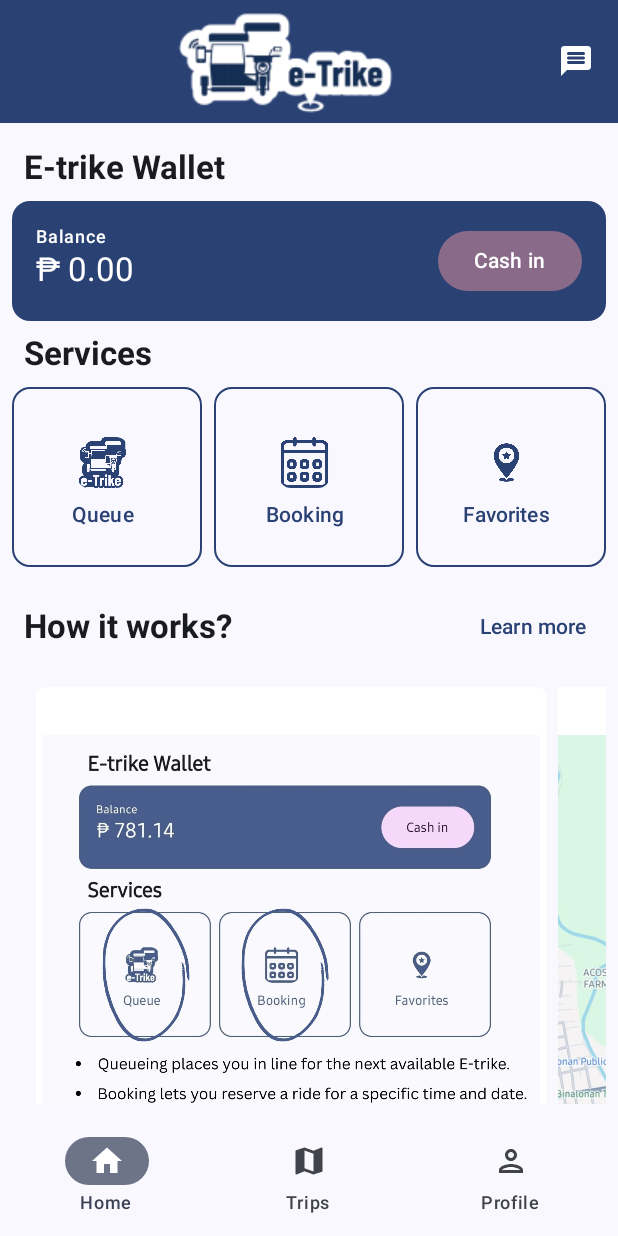
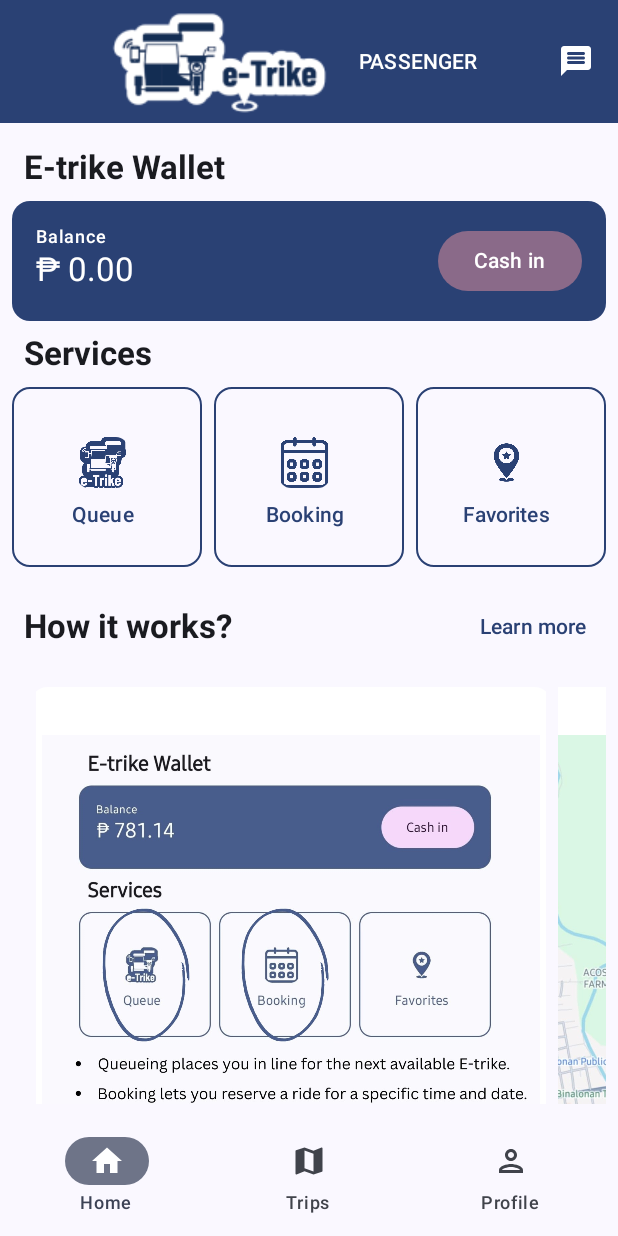
Before and after one commit to flysolo17/EtrikePassenger, an Android app built with Jetpack Compose: the MainScreen screen opened through its navigation route, on a phone screen of 412 x 824 dp. Run offline under Robolectric (Android 15) with nearby library versions, the phone set to English and light mode, and no system bars; our stand-ins replace Dagger/Hilt's generated code, Firebase (no records; nobody signed in at launch, a user with empty details on screens opened directly), window size class.

Commit message:
passenger text at topbar

```diff
--- a/app/src/main/java/com/flysolo/etrike/screens/main/MainScreen.kt
+++ b/app/src/main/java/com/flysolo/etrike/screens/main/MainScreen.kt
@@ -6,10 +6,14 @@ import android.content.Context
 import android.content.pm.PackageManager
 import android.location.LocationManager
 import androidx.compose.foundation.Image
+import androidx.compose.foundation.layout.Arrangement
 import androidx.compose.foundation.layout.Box
+import androidx.compose.foundation.layout.Row
+import androidx.compose.foundation.layout.Spacer
 import androidx.compose.foundation.layout.fillMaxSize
 import androidx.compose.foundation.layout.fillMaxWidth
 import androidx.compose.foundation.layout.padding
+import androidx.compose.foundation.layout.width
 import androidx.compose.material.icons.Icons
 import androidx.compose.material.icons.filled.Send
 import androidx.compose.material.icons.rounded.Message
@@ -34,6 +38,7 @@ import androidx.compose.ui.Alignment
 import androidx.compose.ui.Modifier
 import androidx.compose.ui.platform.LocalContext
 import androidx.compose.ui.res.painterResource
+import androidx.compose.ui.unit.dp
 import androidx.core.content.ContextCompat
 import androidx.navigation.NavHostController
 import androidx.navigation.compose.currentBackStackEntryAsState
@@ -146,14 +151,20 @@ fun MainScreen(
                             },
                             title = {
 //                                Text("${state.user?.location?.latitude} - ${state.user?.location?.longitude}")
-                                Box(
+                                Row (
                                     modifier = modifier.fillMaxWidth(),
-                                    contentAlignment = Alignment.Center
+                                    verticalAlignment = Alignment.CenterVertically,
+                                    horizontalArrangement = Arrangement.Center
                                 ) {
+
                                     Image(
                                         painter = painterResource(R.drawable.top_etrike),
                                         contentDescription = "Top Bar"
                                     )
+                                    Spacer(
+                                        modifier = modifier.width(8.dp)
+                                    )
+                                    Text("PASSENGER", style = MaterialTheme.typography.titleSmall)
                                 }
                             },
                             actions = {
```
